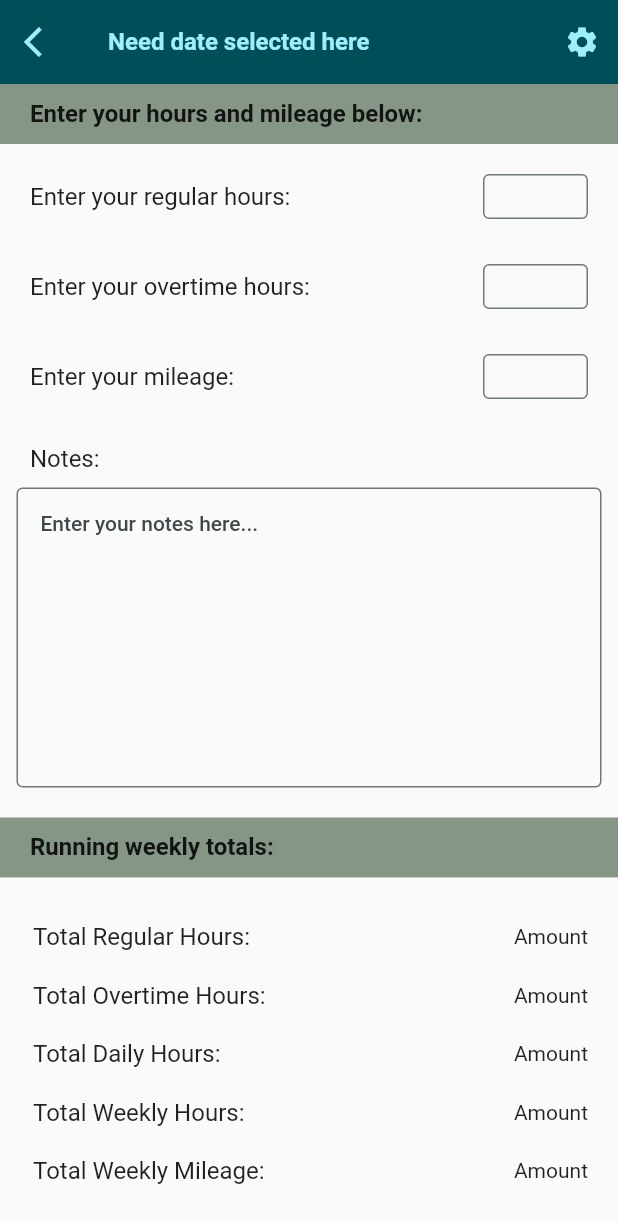
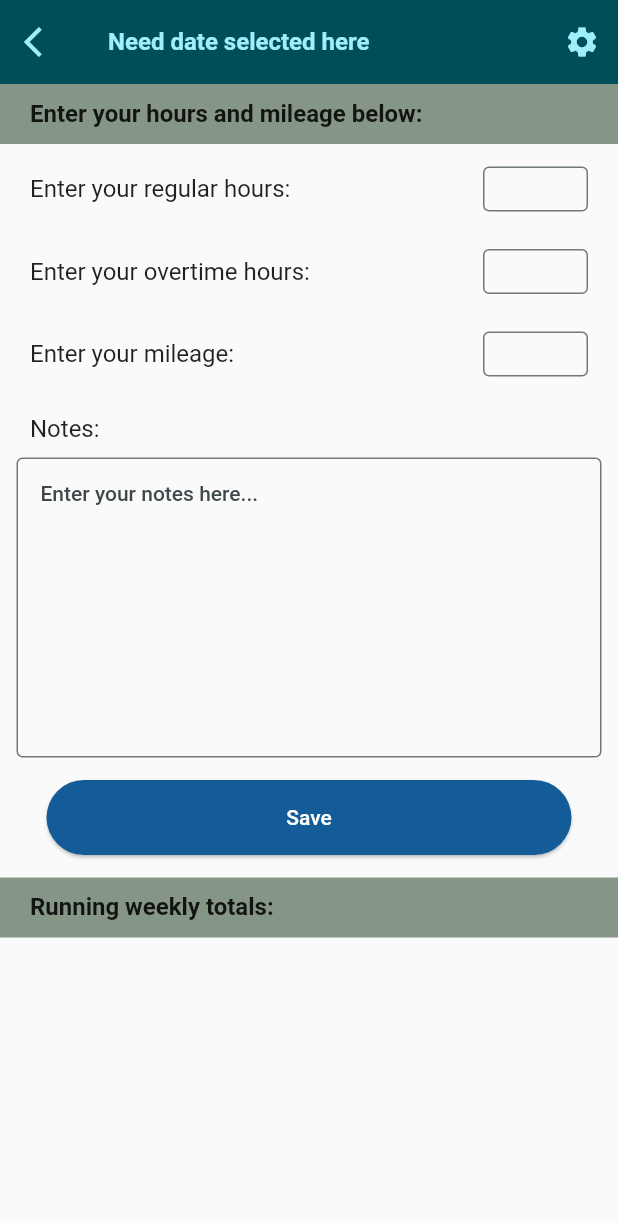
Before and after one commit to imcass22/time_keeper_flutter, a Flutter app: the DayOfTheWeekScreen screen opened by its route, on a phone screen of 412 x 824 dp. Shown: the top 1223 px of the screen. Run offline on Flutter 3.47's test engine with Material 2 defaults, Android fonts, the phone set to English and light mode, and no system bars; our stand-ins replace bloc, cloud_firestore, equatable, firebase_auth, firebase_core, flutter_bloc and 1 more; accounts and stored records are empty; network calls fail.

Commit message:
commit-4

```diff
--- a/lib/auth/auth_user.dart
+++ b/lib/auth/auth_user.dart
@@ -13,7 +13,7 @@ class AuthUser {
   });
 
   factory AuthUser.fromFirebase(User user) => AuthUser(
-        id: user.uid,
+        id: user.uid, //uid = user unique id from firebase package
         email: user.email!,
         isEmailVerified: user.emailVerified,
       );
--- /dev/null
+++ b/lib/cloud/cloud_note.dart
@@ -0,0 +1,31 @@
+import 'package:cloud_firestore/cloud_firestore.dart';
+import 'package:flutter/material.dart';
+import 'package:flutter/foundation.dart';
+import 'cloud_storage_constants.dart';
+
+@immutable
+class CloudNote {
+  final String documentId;
+  final String ownerUserId;
+  final String? note;
+  final double? regularHours;
+  final double? overtimeHours;
+  final double? mileage;
+
+  const CloudNote({
+    required this.documentId,
+    required this.ownerUserId,
+    this.regularHours,
+    this.overtimeHours,
+    this.mileage,
+    this.note,
+  });
+
+  CloudNote.fromSnapshot(QueryDocumentSnapshot<Map<String, dynamic>> snapshot)
+      : documentId = snapshot.id,
+        ownerUserId = snapshot.data()[ownerUserIdFieldName],
+        note = snapshot.data()[noteFieldName] as String,
+        regularHours = snapshot.data()[regularHoursFieldName] as double,
+        overtimeHours = snapshot.data()[overtimeHoursFieldName] as double,
+        mileage = snapshot.data()[mileageFieldName] as double;
+}
--- /dev/null
+++ b/lib/cloud/cloud_storage_constants.dart
@@ -0,0 +1,5 @@
+const ownerUserIdFieldName = 'user_id';
+const noteFieldName = 'note';
+var regularHoursFieldName = 'regularHours';
+var overtimeHoursFieldName = 'overtimeHours';
+var mileageFieldName = 'mileage';
--- a/lib/dialogs/loading_dialog.dart
+++ b/lib/dialogs/loading_dialog.dart
@@ -10,7 +10,7 @@ CloseDialog showLoadingDialog({
     content: Column(
       mainAxisSize: MainAxisSize.min,
       children: [
-        const CircularProgressIndicator(),
+        const Center(child: CircularProgressIndicator()),
         const SizedBox(height: 10.0),
         Text(text),
       ],
--- a/lib/loading/loading_screen.dart
+++ b/lib/loading/loading_screen.dart
@@ -65,7 +65,7 @@ class LoadingScreen {
                     mainAxisAlignment: MainAxisAlignment.center,
                     children: [
                       const SizedBox(height: 10),
-                      const CircularProgressIndicator(),
+                      const Center(child: CircularProgressIndicator()),
                       const SizedBox(height: 20),
                       StreamBuilder(
                         stream: _text.stream,
--- a/lib/main.dart
+++ b/lib/main.dart
@@ -124,7 +124,7 @@ class HomePage extends StatelessWidget {
         return const RegistrationScreen();
       } else {
         return const Scaffold(
-          body: CircularProgressIndicator(),
+          body: Center(child: CircularProgressIndicator()),
         );
       }
     });
--- a/lib/screens/day_of_the_week_screen.dart
+++ b/lib/screens/day_of_the_week_screen.dart
@@ -1,6 +1,15 @@
 // ignore_for_file: public_member_api_docs, sort_constructors_first
+import 'package:cloud_firestore/cloud_firestore.dart';
 import 'package:flutter/material.dart';
+import 'package:time_keeper/cloud/cloud_storage_constants.dart';
+import 'package:time_keeper/cloud/firebase_cloud_storage.dart';
+import 'package:time_keeper/dialogs/cannot_share_empty_note_dialog.dart';
+import 'package:time_keeper/generics/get_arguments.dart';
 import 'package:time_keeper/screens/settings_screen.dart';
+import 'package:time_keeper/views/user_text_list_view.dart';
+import 'package:time_keeper/widgets/reuseable_elevated_button.dart';
+import '../auth/auth_service.dart';
+import '../cloud/cloud_note.dart';
 
 class DayOfTheWeekScreen extends StatefulWidget {
   const DayOfTheWeekScreen({Key? key}) : super(key: key);
@@ -10,6 +19,14 @@ class DayOfTheWeekScreen extends StatefulWidget {
 }
 
 class _DayOfTheWeekScreenState extends State<DayOfTheWeekScreen> {
+  CloudNote? _note;
+  CloudNote? regularHours;
+  CloudNote? overtimeHours;
+  CloudNote? mileage;
+  String get userID => AuthService.firebase().currentUser!.id;
+  //create an instance of FireBaseFirestore, and capture a snapshot of userText to store in the userText collection
+  // final Stream<QuerySnapshot> userText =
+  //    FirebaseFirestore.instance.collection('userText').snapshots();
   //this controller is to get what that user typed in the notes section
   late final TextEditingController _notes;
   //this controller is to get what the user typed in the regular hours section
@@ -28,6 +45,34 @@ class _DayOfTheWeekScreenState extends State<DayOfTheWeekScreen> {
     _overtimeHours = TextEditingController();
     _mileage = TextEditingController();
     super.initState();
+  }
+
+  @override
+  void dispose() {
+    super.dispose();
+    _notes.dispose();
+    _regularHours.dispose();
+    _overtimeHours.dispose();
+    _mileage.dispose();
+  }
+
+  Future saveUserData() async {
+    userData(
+      double.parse(_regularHours.text.trim()),
+      double.parse(_overtimeHours.text.trim()),
+      double.parse(_mileage.text.trim()),
+      _notes.text.trim(),
+    );
+  }
+
+  Future userData(double regularHours, double overtimeHours, double mileage,
+      String notes) async {
+    await FirebaseFirestore.instance.collection('userText').add({
+      'regular hours': regularHours,
+      'overtime hours': overtimeHours,
+      'mileage': mileage,
+      'notes': notes,
+    });
   }
 
   @override
@@ -57,7 +102,8 @@ class _DayOfTheWeekScreenState extends State<DayOfTheWeekScreen> {
         title: const Text(
             'Need date selected here'), //TODO get date user selects from the calendar here
       ),
-      body: Column(
+      body: SingleChildScrollView(
+        child: Column(
           children: [
             Container(
               height: 40,
@@ -76,8 +122,8 @@ class _DayOfTheWeekScreenState extends State<DayOfTheWeekScreen> {
               ),
             ),
             Container(
-            padding:
-                const EdgeInsets.only(top: 20, left: 20, right: 20, bottom: 10),
+              padding: const EdgeInsets.only(
+                  top: 15, left: 20, right: 20, bottom: 10),
               child: Row(
                 children: [
                   const Text(
@@ -107,8 +153,8 @@ class _DayOfTheWeekScreenState extends State<DayOfTheWeekScreen> {
               ),
             ),
             Container(
-            padding:
-                const EdgeInsets.only(top: 20, left: 20, right: 20, bottom: 10),
+              padding: const EdgeInsets.only(
+                  top: 15, left: 20, right: 20, bottom: 10),
               child: Row(
                 children: [
                   const Text(
@@ -138,8 +184,8 @@ class _DayOfTheWeekScreenState extends State<DayOfTheWeekScreen> {
               ),
             ),
             Container(
-            padding:
-                const EdgeInsets.only(top: 20, left: 20, right: 20, bottom: 10),
+              padding: const EdgeInsets.only(
+                  top: 15, left: 20, right: 20, bottom: 10),
               child: Row(
                 children: [
                   const Text(
@@ -165,14 +211,13 @@ class _DayOfTheWeekScreenState extends State<DayOfTheWeekScreen> {
                       ),
                     ),
                   ),
-                const SizedBox(height: 15),
                 ],
               ),
             ),
             //Container for notes
             Container(
-            padding:
-                const EdgeInsets.only(top: 20, left: 20, right: 20, bottom: 10),
+              padding: const EdgeInsets.only(
+                  top: 15, left: 20, right: 20, bottom: 10),
               child: const Row(
                 children: [
                   Text(
@@ -188,9 +233,10 @@ class _DayOfTheWeekScreenState extends State<DayOfTheWeekScreen> {
               mainAxisAlignment: MainAxisAlignment.center,
               children: [
                 Container(
-                padding: const EdgeInsets.only(bottom: 20.0),
+                  padding: const EdgeInsets.only(bottom: 15.0),
                   // Wrap user text in a container
                   child: TextFormField(
+                    onTap: () async {},
                     maxLines: 50,
                     controller: _notes,
                     decoration: const InputDecoration(
@@ -206,6 +252,27 @@ class _DayOfTheWeekScreenState extends State<DayOfTheWeekScreen> {
                 ),
               ],
             ),
+            Row(
+              mainAxisAlignment: MainAxisAlignment.center,
+              children: [
+                ReuseableElevatedButton(
+                  text: 'Save',
+                  color: const Color.fromARGB(255, 20, 92, 151),
+                  onPressed: () {
+                    saveUserData();
+                    ScaffoldMessenger.of(context).showSnackBar(
+                      const SnackBar(
+                        content: Text(
+                          'Your data has been saved',
+                        ),
+                        backgroundColor: Colors.white,
+                      ),
+                    );
+                  },
+                ),
+              ],
+            ),
+            const SizedBox(height: 15),
             Container(
               height: 40,
               width: MediaQuery.of(context).size.width,
@@ -222,122 +289,148 @@ class _DayOfTheWeekScreenState extends State<DayOfTheWeekScreen> {
                 ),
               ),
             ),
-          Container(
-            padding: const EdgeInsets.only(
-              top: 30,
-              left: 20,
-              right: 20,
-            ),
-            child: Row(
-              children: [
-                const Text(
-                  'Total Regular Hours: ',
-                  textAlign: TextAlign.center,
-                  style: TextStyle(
-                    fontSize: 16,
-                    fontWeight: FontWeight.w400,
-                  ),
-                ),
-                Expanded(
-                  child: Container(),
-                ),
-                const Text('Amount'),
+            // StreamBuilder(
+            //   stream: _userTextService.allText(ownerUserId: userID),
+            //   builder: (context, snapshot) {
+            //     switch (snapshot.connectionState) {
+            //       case ConnectionState.waiting:
+            //       case ConnectionState.active:
+            //         if (snapshot.hasData) {
+            //           final userText = snapshot.data as Iterable<CloudNote>;
+            //           return Builder(builder: (context) {
+            //             return UserTextListView(
+            //               onDeleteText: (CloudNote text) async {
+            //                 await _userTextService.deleteText(
+            //                     documentId: text.documentId);
+            //               },
+            //               text: userText,
+            //             );
+            //           });
+            //         } else {
+            //           return const Center(child: CircularProgressIndicator());
+            //         }
+            //       default:
+            //         return const Center(child: CircularProgressIndicator());
+            //     }
+            //   },
+            // ),
+            // Container(
+            //   padding: const EdgeInsets.only(
+            //     top: 20,
+            //     left: 20,
+            //     right: 20,
+            //   ),
+            //   child: Row(
+            //     children: [
+            //       const Text(
+            //         'Total Regular Hours: ',
+            //         textAlign: TextAlign.center,
+            //         style: TextStyle(
+            //           fontSize: 16,
+            //           fontWeight: FontWeight.w400,
+            //         ),
+            //       ),
+            //       Expanded(
+            //         child: Container(),
+            //       ),
+            //       const Text('Amount'),
+            //     ],
+            //   ),
+            // ),
+            // Container(
+            //   padding: const EdgeInsets.only(
+            //     top: 20,
+            //     left: 20,
+            //     right: 20,
+            //   ),
+            //   child: Row(
+            //     children: [
+            //       const Text(
+            //         'Total Overtime Hours: ',
+            //         textAlign: TextAlign.center,
+            //         style: TextStyle(
+            //           fontSize: 16,
+            //           fontWeight: FontWeight.w400,
+            //         ),
+            //       ),
+            //       Expanded(
+            //         child: Container(),
+            //       ),
+            //       const Text('Amount'),
+            //     ],
+            //   ),
+            // ),
+            // Container(
+            //   padding: const EdgeInsets.only(
+            //     top: 20,
+            //     left: 20,
+            //     right: 20,
+            //   ),
+            //   child: Row(
+            //     children: [
+            //       const Text(
+            //         'Total Daily Hours: ',
+            //         textAlign: TextAlign.center,
+            //         style: TextStyle(
+            //           fontSize: 16,
+            //           fontWeight: FontWeight.w400,
+            //         ),
+            //       ),
+            //       Expanded(
+            //         child: Container(),
+            //       ),
+            //       const Text('Amount'),
+            //     ],
+            //   ),
+            // ),
+            // Container(
+            //   padding: const EdgeInsets.only(
+            //     top: 20,
+            //     left: 20,
+            //     right: 20,
+            //   ),
+            //   child: Row(
+            //     children: [
+            //       const Text(
+            //         'Total Weekly Hours: ',
+            //         textAlign: TextAlign.center,
+            //         style: TextStyle(
+            //           fontSize: 16,
+            //           fontWeight: FontWeight.w400,
+            //         ),
+            //       ),
+            //       Expanded(
+            //         child: Container(),
+            //       ),
+            //       const Text('Amount'),
+            //     ],
+            //   ),
+            // ),
+            // Container(
+            //   padding: const EdgeInsets.only(
+            //     top: 20,
+            //     left: 20,
+            //     right: 20,
+            //   ),
+            //   child: Row(
+            //     children: [
+            //       const Text(
+            //         'Total Weekly Mileage: ',
+            //         textAlign: TextAlign.center,
+            //         style: TextStyle(
+            //           fontSize: 16,
+            //           fontWeight: FontWeight.w400,
+            //         ),
+            //       ),
+            //       Expanded(
+            //         child: Container(),
+            //       ),
+            //       const Text('Amount'),
+            //     ],
+            //   ),
+            // ),
           ],
         ),
-          ),
-          Container(
-            padding: const EdgeInsets.only(
-              top: 20,
-              left: 20,
-              right: 20,
-            ),
-            child: Row(
-              children: [
-                const Text(
-                  'Total Overtime Hours: ',
-                  textAlign: TextAlign.center,
-                  style: TextStyle(
-                    fontSize: 16,
-                    fontWeight: FontWeight.w400,
-                  ),
-                ),
-                Expanded(
-                  child: Container(),
-                ),
-                const Text('Amount'),
-              ],
-            ),
-          ),
-          Container(
-            padding: const EdgeInsets.only(
-              top: 20,
-              left: 20,
-              right: 20,
-            ),
-            child: Row(
-              children: [
-                const Text(
-                  'Total Daily Hours: ',
-                  textAlign: TextAlign.center,
-                  style: TextStyle(
-                    fontSize: 16,
-                    fontWeight: FontWeight.w400,
-                  ),
-                ),
-                Expanded(
-                  child: Container(),
-                ),
-                const Text('Amount'),
-              ],
-            ),
-          ),
-          Container(
-            padding: const EdgeInsets.only(
-              top: 20,
-              left: 20,
-              right: 20,
-            ),
-            child: Row(
-              children: [
-                const Text(
-                  'Total Weekly Hours: ',
-                  textAlign: TextAlign.center,
-                  style: TextStyle(
-                    fontSize: 16,
-                    fontWeight: FontWeight.w400,
-                  ),
-                ),
-                Expanded(
-                  child: Container(),
-                ),
-                const Text('Amount'),
-              ],
-            ),
-          ),
-          Container(
-            padding: const EdgeInsets.only(
-              top: 20,
-              left: 20,
-              right: 20,
-            ),
-            child: Row(
-              children: [
-                const Text(
-                  'Total Weekly Mileage: ',
-                  textAlign: TextAlign.center,
-                  style: TextStyle(
-                    fontSize: 16,
-                    fontWeight: FontWeight.w400,
-                  ),
-                ),
-                Expanded(
-                  child: Container(),
-                ),
-                const Text('Amount'),
-              ],
-            ),
-          ),
-        ],
       ),
     );
   }
--- a/lib/screens/home_screen.dart
+++ b/lib/screens/home_screen.dart
@@ -41,7 +41,7 @@ class HomeScreen extends StatelessWidget {
           return const RegistrationScreen();
         } else {
           return const Scaffold(
-            body: CircularProgressIndicator(),
+            body: Center(child: CircularProgressIndicator()),
           );
         }
       },
```
Also changed, not shown: lib/cloud/cloud_storage_exceptions.dart (added, +15 -0 lines), lib/cloud/firebase_cloud_storage.dart (added, +95 -0 lines), lib/screens/calendar_screen.dart (+5 -4 lines), lib/views/user_text_list_view.dart (added, +37 -0 lines), 1 other file. Lines whose indentation alone changed are shown as unchanged.
